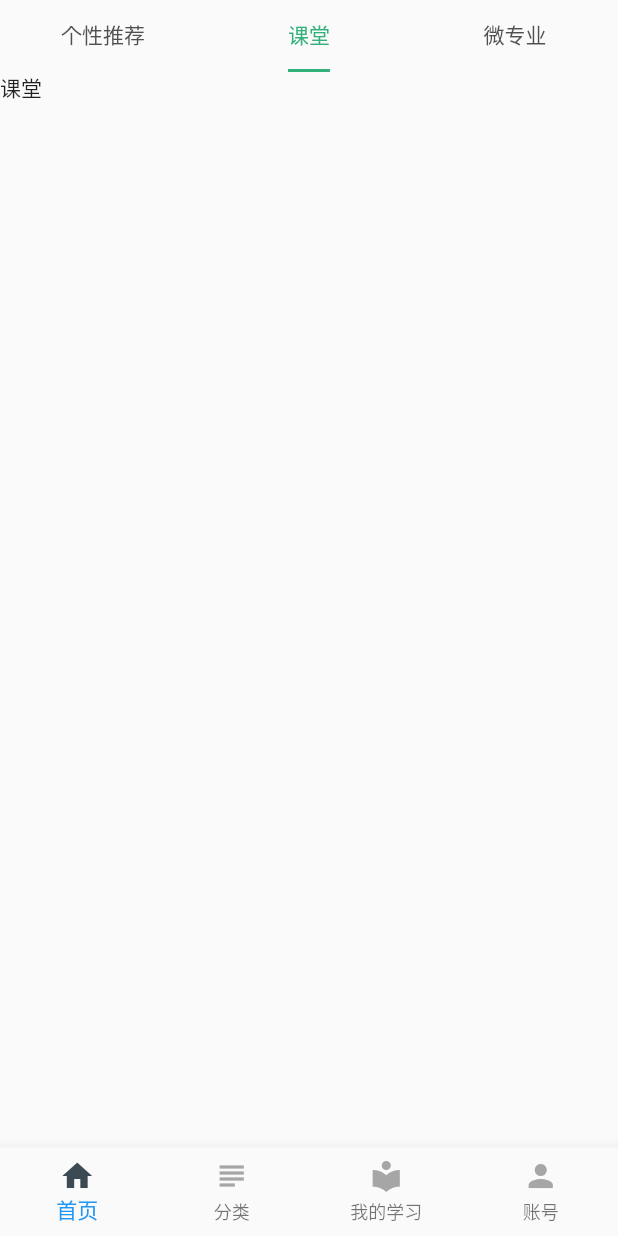
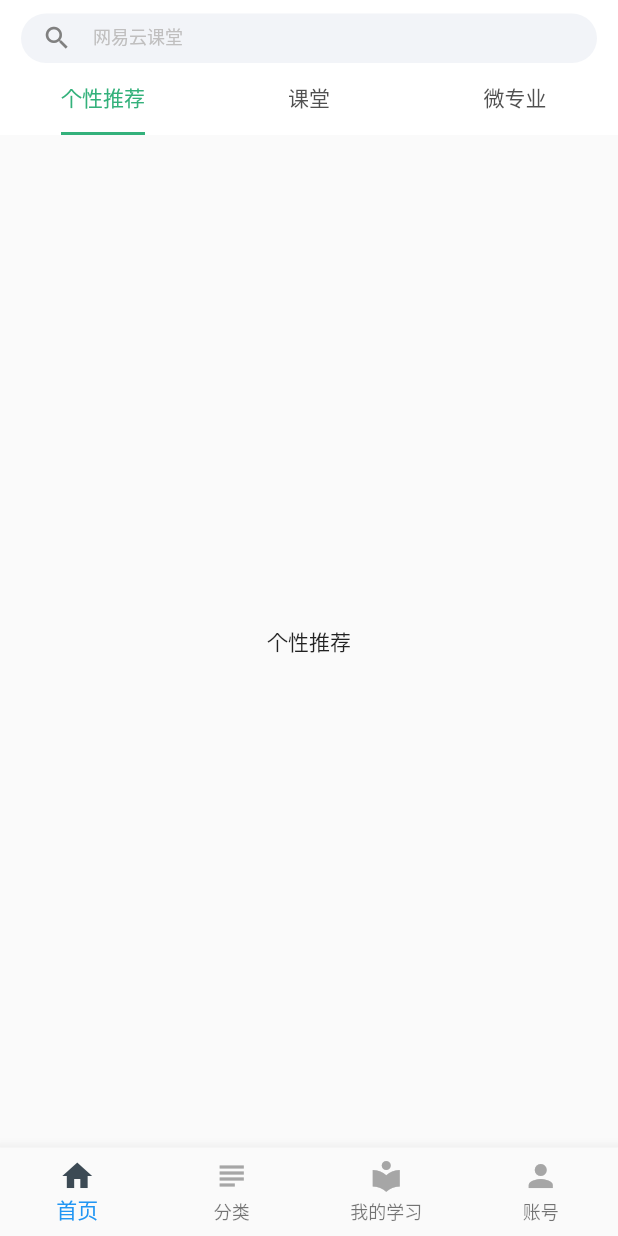
Before and after one commit to yichonglai/netease_cloud_classroom, a Flutter app: the screen it shows after launch, on a phone screen of 412 x 824 dp. Run offline on Flutter 3.47's test engine with Material 2 defaults, Android fonts, the phone set to English and light mode, and no system bars.

Commit message:
add tabbar

```diff
--- a/lib/pages/home/index.dart
+++ b/lib/pages/home/index.dart
@@ -1,32 +1,64 @@
 import 'package:flutter/material.dart';
-import 'package:netease_cloud_classroom/widgets/static_search_widget.dart';
+import '../../widgets/static_search_widget.dart';
+import '../../util/screen_utils.dart';
 
-class Home extends StatelessWidget {
+class Home extends StatefulWidget {
+  @override
+  _HomeState createState() => _HomeState();
+}
+
+class _HomeState extends State<Home> with SingleTickerProviderStateMixin {
+  TabController _tabController;
+  List tabs = ["个性推荐", "课堂", "微专业"];
+  @override
+  void initState() {
+    _tabController = TabController(length: tabs.length, vsync: this);
+    super.initState();
+  }
+
   @override
   Widget build(BuildContext context) {
     return DefaultTabController(
-      length: 3,
-      initialIndex: 1,
+      length: tabs.length,
       child: Scaffold(
-        appBar: TabBar(
+        appBar: PreferredSize(
+          preferredSize: Size.fromHeight(90),
+          child: Container(
+            color: Theme.of(context).primaryColor,
+            child: SafeArea(
+              child: Column(
+                children: <Widget>[
+                  Expanded(child: SizedBox()),
+                  StaticSearchWidget(
+                    hintText: '网易云课堂',
+                    margin: EdgeInsets.fromLTRB(
+                        14, 0, 14, 0),
+                    onTab: () => {print('搜索')},
+                  ),
+                  TabBar(
                     indicatorWeight: 2.0,
                     indicatorSize: TabBarIndicatorSize.label,
                     indicatorColor: Color.fromRGBO(51, 177, 123, 1),
                     labelColor: Color.fromRGBO(51, 177, 123, 1),
                     labelStyle: TextStyle(fontSize: 14),
                     unselectedLabelColor: Color.fromRGBO(80, 80, 80, 1),
-          tabs: <Widget>[
-            Tab(text: '个性推荐'),
-            Tab(text: '课堂'),
-            Tab(text: '微专业'),
+                    tabs: tabs.map((t) {
+                      return Tab(
+                        child: Text(t),
+                      );
+                    }).toList(),
+                  ),
                 ],
               ),
+            ),
+          ),
+        ),
         body: TabBarView(
-          children: <Widget>[
-            Text('个性推荐'),
-            Text('课堂'),
-            Text('微专业'),
-          ],
+          children: tabs.map((t) {
+            return Center(
+              child: Text(t),
+            );
+          }).toList(),
         ),
       ),
     );
```
Lines whose indentation alone changed are shown as unchanged.
